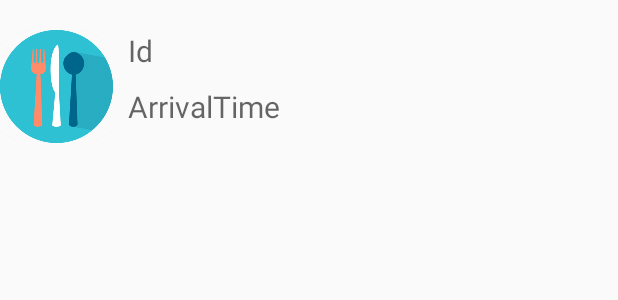
After one commit to DongHyun99/Restaurant_Reservation_System, an Android app: the layout single_item_list.xml on its own in the app's theme, with its tools: preview values and no code run, on a phone screen of 412 x 824 dp. The commit adds this screen. Shown: the top 300 px of the screen. Run offline under Robolectric (Android 15) with nearby library versions, the light colour scheme and no system bars.

Commit message:
NO-SHOW-list

```diff
--- a/app/src/main/AndroidManifest.xml
+++ b/app/src/main/AndroidManifest.xml
@@ -53,6 +53,10 @@
                 android:name="com.restaurant_reservation_system.controllers.MainActivity"
                 android:theme="@style/AppTheme.login"
                 android:windowSoftInputMode="stateHidden" />
+        <activity
+                android:name="com.restaurant_reservation_system.controllers.ListActivity"
+                android:theme="@style/AppTheme.login"
+                android:windowSoftInputMode="stateHidden" />
     </application>
 
 </manifest>
--- a/app/src/main/java/com/restaurant_reservation_system/controllers/LoginActivity.java
+++ b/app/src/main/java/com/restaurant_reservation_system/controllers/LoginActivity.java
@@ -27,7 +27,7 @@ import android.view.View;
 
 public class LoginActivity extends AppCompatActivity {
 
-    ArrayList <User> userArray;
+   static ArrayList <User> userArray;
     User who;
     EditText email;
     EditText password;
@@ -114,7 +114,7 @@ public class LoginActivity extends AppCompatActivity {
         @Override
         public void run() {
             try {
-                String site = "http://210.100.228.111/user_inform.php";
+                String site = "http://192.168.219.101/user_inform.php";
                 URL url = new URL(site);
                 //접속
                 URLConnection conn = url.openConnection();
--- a/app/src/main/java/com/restaurant_reservation_system/controllers/TImeTableActivity.java
+++ b/app/src/main/java/com/restaurant_reservation_system/controllers/TImeTableActivity.java
@@ -50,7 +50,7 @@ public class TImeTableActivity extends AppCompatActivity{
         @Override
         public void run() {
             try {
-                String site = "http://210.100.228.111/reservation.php";
+                String site = "http://192.168.219.101/reservation.php";
                 URL url = new URL(site);
                 //접속
                 URLConnection conn = url.openConnection();
--- a/app/src/main/java/com/restaurant_reservation_system/database/RegisterRequest.java
+++ b/app/src/main/java/com/restaurant_reservation_system/database/RegisterRequest.java
@@ -9,7 +9,7 @@ import java.util.Map;
 public class RegisterRequest extends StringRequest {
 
     // 서버 URL 설정 ( PHP 파일 연동 )
-    final static private String URL = "http://210.100.228.111/edit_user_inform2.php";
+    final static private String URL = "http://192.168.219.101/edit_user_inform2.php";
     private Map<String, String> map;
 
 
--- a/app/src/main/java/com/restaurant_reservation_system/database/ReservationRequest.java
+++ b/app/src/main/java/com/restaurant_reservation_system/database/ReservationRequest.java
@@ -9,7 +9,7 @@ import java.util.Map;
 public class ReservationRequest extends StringRequest {
 
     // 서버 URL 설정 ( PHP 파일 연동 )
-    final static private String URL = "http://210.100.228.111/edit_reservation.php";
+    final static private String URL = "http://192.168.219.101/edit_reservation.php";
     private Map<String, String> map;
 
 
--- /dev/null
+++ b/app/src/main/res/layout/single_item_list.xml
@@ -0,0 +1,39 @@
+<?xml version="1.0" encoding="utf-8"?>
+<LinearLayout xmlns:android="http://schemas.android.com/apk/res/android"
+              android:orientation="horizontal"
+              android:layout_width="match_parent"
+              android:layout_height="match_parent">
+
+    <ImageView
+            android:id="@+id/imageView"
+            android:layout_width="75dp"
+            android:layout_height="75dp"
+            android:src="@drawable/logo1"
+            android:layout_marginTop="20dp"/>
+    <LinearLayout
+            android:layout_width="287dp"
+            android:layout_height="103dp"
+            android:orientation="vertical"
+            android:layout_marginLeft="10dp"
+            android:layout_marginTop="20dp">
+
+
+        <TextView
+                android:id="@+id/list_id"
+                android:layout_width="270dp"
+                android:layout_height="wrap_content"
+                android:hint="Id"
+                android:textSize="20sp"
+                android:textColor="@color/colorPrimaryDark"/>
+        <TextView
+                android:id="@+id/list_time"
+                android:layout_width="270dp"
+                android:layout_height="48dp"
+                android:layout_marginTop="10dp"
+                android:hint="ArrivalTime"
+                android:textSize="20sp"
+                android:textColor="@android:color/holo_orange_dark"/>
+
+    </LinearLayout>
+
+</LinearLayout>
```
Also changed, not shown: app/src/main/java/com/restaurant_reservation_system/controllers/ListActivity.java (added, +202 -0 lines), app/src/main/java/com/restaurant_reservation_system/controllers/MainActivity.java (+8 -0 lines), app/src/main/java/com/restaurant_reservation_system/controllers/SingleItemView.java (added, +54 -0 lines), app/src/main/java/com/restaurant_reservation_system/database/SingleItem.java (added, +57 -0 lines), app/src/main/res/layout/activity_list_main.xml (added, +49 -0 lines).
